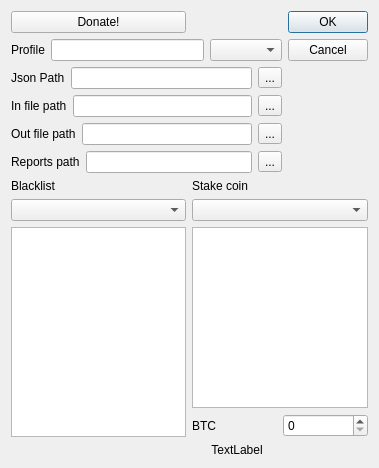
QTinman/CoinBrowser, file settingsdialog.ui: the form before one commit.
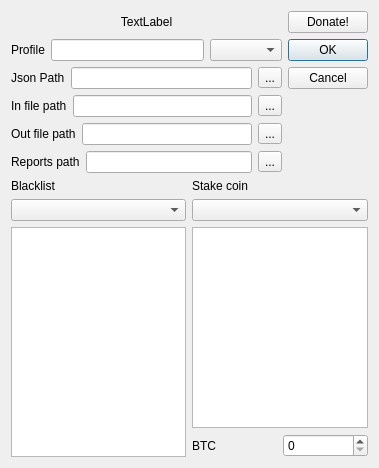
The form after the commit. Icons and pictures are not drawn.

```diff
--- a/settingsdialog.ui
+++ b/settingsdialog.ui
@@ -19,23 +19,23 @@
   </property>
   <layout class="QGridLayout" name="gridLayout">
    <item row="0" column="0">
+    <widget class="QLabel" name="message">
+     <property name="text">
+      <string>TextLabel</string>
+     </property>
+     <property name="alignment">
+      <set>Qt::AlignCenter</set>
+     </property>
+    </widget>
+   </item>
+   <item row="0" column="1">
     <widget class="QPushButton" name="pushButton">
      <property name="text">
       <string>Donate!</string>
      </property>
     </widget>
    </item>
-   <item row="0" column="2" rowspan="2">
-    <widget class="QDialogButtonBox" name="buttonBox">
-     <property name="orientation">
-      <enum>Qt::Vertical</enum>
-     </property>
-     <property name="standardButtons">
-      <set>QDialogButtonBox::Cancel|QDialogButtonBox::Ok</set>
-     </property>
-    </widget>
-   </item>
-   <item row="1" column="0" colspan="2">
+   <item row="1" column="0">
     <layout class="QHBoxLayout" name="horizontalLayout_6">
      <item>
       <widget class="QLabel" name="label_5">
@@ -52,7 +52,17 @@
      </item>
     </layout>
    </item>
-   <item row="2" column="0" colspan="2">
+   <item row="1" column="1" rowspan="2">
+    <widget class="QDialogButtonBox" name="buttonBox">
+     <property name="orientation">
+      <enum>Qt::Vertical</enum>
+     </property>
+     <property name="standardButtons">
+      <set>QDialogButtonBox::Cancel|QDialogButtonBox::Ok</set>
+     </property>
+    </widget>
+   </item>
+   <item row="2" column="0">
     <layout class="QHBoxLayout" name="horizontalLayout">
      <item>
       <widget class="QLabel" name="jsonpath">
@@ -73,7 +83,7 @@
      </item>
     </layout>
    </item>
-   <item row="3" column="0" colspan="2">
+   <item row="3" column="0">
     <layout class="QHBoxLayout" name="horizontalLayout_4">
      <item>
       <widget class="QLabel" name="label_2">
@@ -94,7 +104,7 @@
      </item>
     </layout>
    </item>
-   <item row="4" column="0" colspan="2">
+   <item row="4" column="0">
     <layout class="QHBoxLayout" name="horizontalLayout_2">
      <item>
       <widget class="QLabel" name="label">
@@ -115,7 +125,7 @@
      </item>
     </layout>
    </item>
-   <item row="5" column="0" colspan="2">
+   <item row="5" column="0">
     <layout class="QHBoxLayout" name="horizontalLayout_3">
      <item>
       <widget class="QLabel" name="label_3">
@@ -136,7 +146,9 @@
      </item>
     </layout>
    </item>
-   <item row="6" column="0">
+   <item row="6" column="0" colspan="2">
+    <layout class="QHBoxLayout" name="horizontalLayout_7">
+     <item>
     <layout class="QVBoxLayout" name="verticalLayout_2">
      <item>
       <widget class="QLabel" name="label_4">
@@ -153,7 +165,7 @@
      </item>
     </layout>
    </item>
-   <item row="6" column="1" colspan="2">
+     <item>
     <layout class="QVBoxLayout" name="verticalLayout">
      <item>
       <widget class="QLabel" name="label_6">
@@ -188,15 +200,7 @@
      </item>
     </layout>
    </item>
-   <item row="7" column="1">
-    <widget class="QLabel" name="message">
-     <property name="text">
-      <string>TextLabel</string>
-     </property>
-     <property name="alignment">
-      <set>Qt::AlignCenter</set>
-     </property>
-    </widget>
+    </layout>
    </item>
   </layout>
  </widget>
```
Lines whose indentation alone changed are shown as unchanged.
